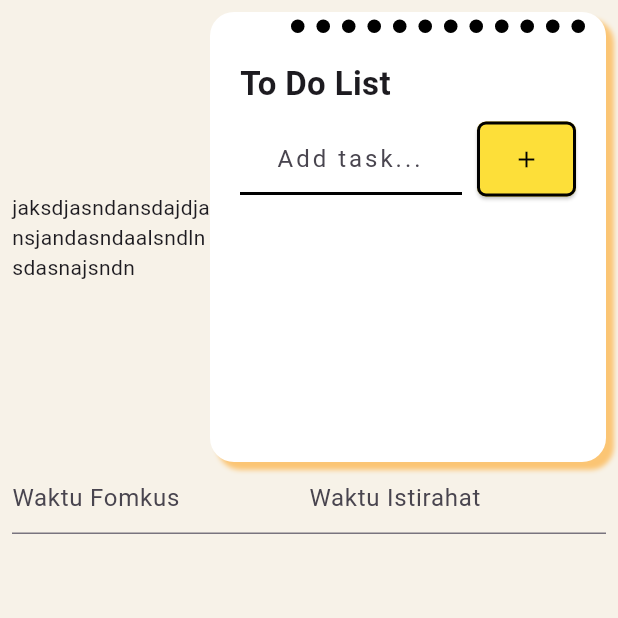
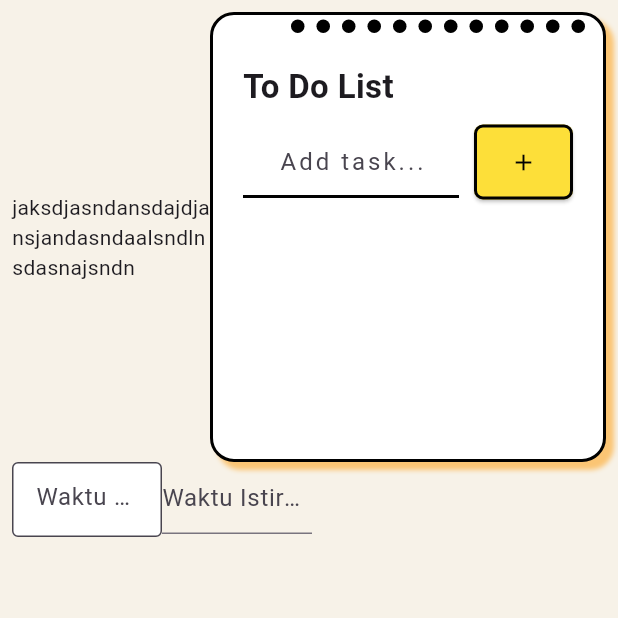
Before and after one commit to Faqihasyari/pomodoro_app, a Flutter app: the screen it shows after launch, on a phone screen of 412 x 824 dp, the top half of it. Run offline on Flutter 3.47's test engine with Material 3 defaults, Android fonts, the phone set to English and light mode, and no system bars; our stand-ins replace google_fonts; Roboto replaces fonts that are missing (Mansalva).

Commit message:
add width

```diff
--- a/lib/core/widgets/buttonInput.dart
+++ b/lib/core/widgets/buttonInput.dart
@@ -26,16 +26,25 @@ class _InputButtonState extends State<InputButton> {
     }
     return Row(
       children: [
-        Expanded(
+        SizedBox(
+          width: 100,
+          height: 50,
           child: TextField(
             controller: _focusController,
             keyboardType: TextInputType.number,
+
             decoration: InputDecoration(
+              filled: true,
+              fillColor: Colors.white,
+              border: OutlineInputBorder(borderSide: BorderSide(width: 2, color: Colors.black)),
               hintText: 'Waktu Fomkus'
+
             ),
           ),
         ),
-         Expanded(
+         SizedBox(
+          width: 100,
+          height: 50,
            child: TextField(
             controller: _restController,
             keyboardType: TextInputType.number,
--- a/lib/core/widgets/todo_list.dart
+++ b/lib/core/widgets/todo_list.dart
@@ -22,6 +22,7 @@ class CuteTodoPage extends StatelessWidget {
         padding: const EdgeInsets.all(20),
         decoration: BoxDecoration(
           color: Colors.white,
+          border: Border.all(width: 2, color: Colors.black),
           borderRadius: BorderRadius.circular(16),
           boxShadow: [
             BoxShadow(
```
